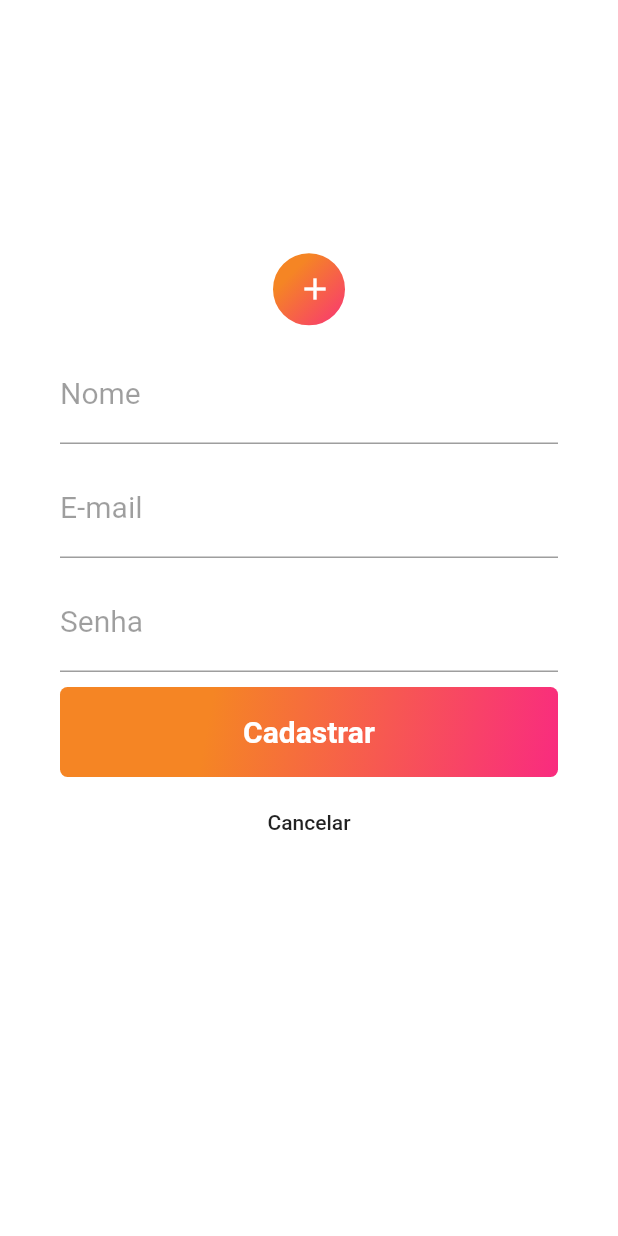
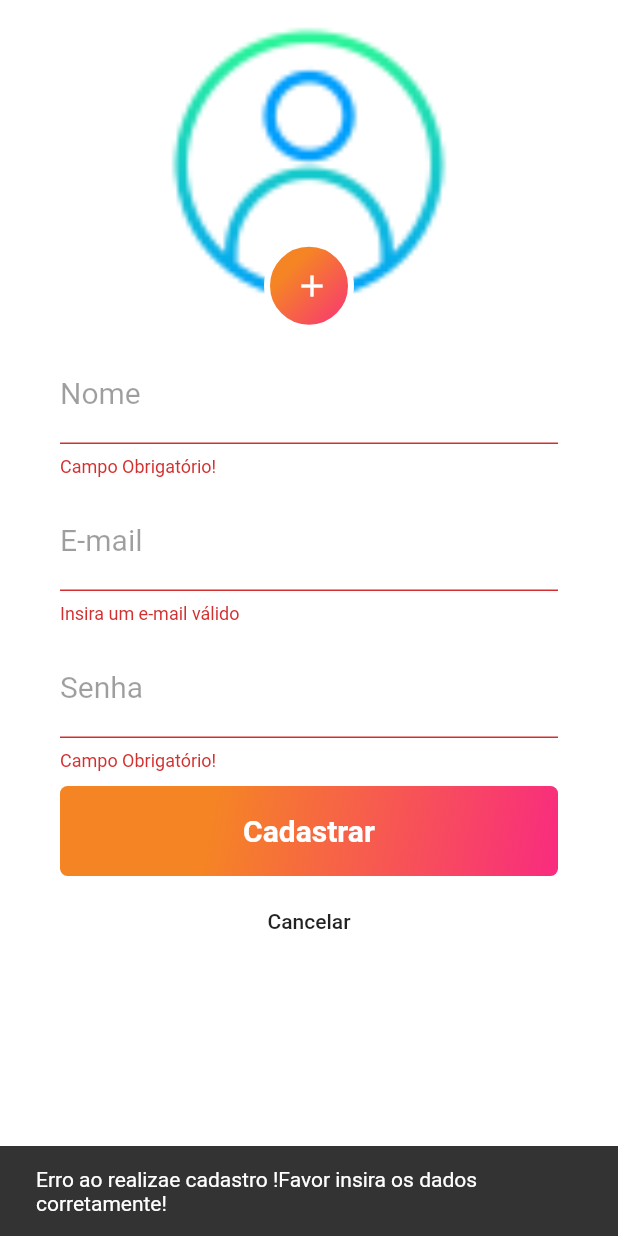
Before and after one commit to VanillaIB/Mobile, a Flutter app: the SignupPage screen opened directly, after a tap on "Cadastrar", on a phone screen of 412 x 824 dp. Run offline on Flutter 3.47's test engine with Material 2 defaults, Android fonts, the phone set to English and light mode, and no system bars.

Commit message:
Validação cadastro OK!
Validação cadastro OK!

```diff
--- a/lib/Pages/LoginPage.dart
+++ b/lib/Pages/LoginPage.dart
@@ -123,9 +123,9 @@ class LoginPage extends StatelessWidget {
                       ),
                       Container(
                         child: SizedBox(
-                          //child: Image.asset("assets/loginicon.png"),
-                          height: 28,
-                          width: 28,
+                          child: Image.asset("assets/loginicon.png"),
+                          height: 40,
+                          width: 40,
                         ),
                       )
                     ],
@@ -182,7 +182,7 @@ class LoginPage extends StatelessWidget {
                       ),
                       Container(
                         child: SizedBox(
-                          //child: Image.asset("assets/fb-icon.png"),
+                          child: Image.asset("assets/fb-icon.png"),
                           height: 28,
                           width: 28,
                         ),
--- a/lib/Pages/signup.page.dart
+++ b/lib/Pages/signup.page.dart
@@ -1,6 +1,12 @@
 import 'package:flutter/material.dart';
 
 class SignupPage extends StatelessWidget {
+  final formkey = GlobalKey<FormState>();
+
+  final _nome = TextEditingController();
+  final _email = TextEditingController();
+  final _senha = TextEditingController();
+
   @override
   Widget build(BuildContext context) {
     return Scaffold(
@@ -14,14 +20,16 @@ class SignupPage extends StatelessWidget {
               height: 200,
               alignment: Alignment(0.0, 1.15),
               decoration: new BoxDecoration(
-                  //image: new DecorationImage(
-                  // image: AssetImage("assets/profile-picture.png"),
-                  //fit: BoxFit.fitHeight,
-                  // ),
+                image: new DecorationImage(
+                  image: AssetImage(
+                    "assets/profile-picture.png",
+                  ),
+                  fit: BoxFit.fitHeight,
+                ),
               ),
               child: Container(
-                height: 56,
-                width: 56,
+                height: 60,
+                width: 60,
                 alignment: Alignment.center,
                 decoration: BoxDecoration(
                   gradient: LinearGradient(
@@ -55,8 +63,13 @@ class SignupPage extends StatelessWidget {
             SizedBox(
               height: 20,
             ),
+            Form(
+                key: formkey,
+                child: Column(
+                  children: [
                     TextFormField(
                         // autofocus: true,
+                        controller: _nome,
                         keyboardType: TextInputType.text,
                         decoration: InputDecoration(
                           labelText: "Nome",
@@ -69,12 +82,19 @@ class SignupPage extends StatelessWidget {
                         style: TextStyle(
                           fontSize: 20,
                         ),
-            ),
+                        validator: (String? value) {
+                          if (value == null || value.isEmpty) {
+                            return "Campo Obrigatório!";
+                          } else {
+                            return null;
+                          }
+                        }),
                     SizedBox(
                       height: 10,
                     ),
                     TextFormField(
                         // autofocus: true,
+                        controller: _email,
                         keyboardType: TextInputType.emailAddress,
                         decoration: InputDecoration(
                           labelText: "E-mail",
@@ -87,12 +107,24 @@ class SignupPage extends StatelessWidget {
                         style: TextStyle(
                           fontSize: 20,
                         ),
-            ),
+                        validator: (String? value) {
+                          if (value == null || value.isEmpty) {
+                            return "Insira um e-mail válido";
+                          }
+                          if (!RegExp(
+                                  r"^[a-zA-Z0-9.a-zA-Z0-9.!#$%&'*+-/=?^_`{|}~]+@[a-zA-Z0-9]+\.[a-zA-Z]+")
+                              .hasMatch(value)) {
+                            return "Insira um e-mail válido";
+                          } else {
+                            return null;
+                          }
+                        }),
                     SizedBox(
                       height: 10,
                     ),
                     TextFormField(
                         // autofocus: true,
+                        controller: _senha,
                         keyboardType: TextInputType.text,
                         obscureText: true,
                         decoration: InputDecoration(
@@ -104,7 +136,15 @@ class SignupPage extends StatelessWidget {
                           ),
                         ),
                         style: TextStyle(fontSize: 20),
-            ),
+                        validator: (String? value) {
+                          if (value == null || value.isEmpty) {
+                            return "Campo Obrigatório!";
+                          } else {
+                            return null;
+                          }
+                        }),
+                  ],
+                )),
             SizedBox(
               height: 10,
             ),
@@ -136,7 +176,17 @@ class SignupPage extends StatelessWidget {
                     ),
                     textAlign: TextAlign.center,
                   ),
-                  onPressed: () {},
+                  onPressed: () {
+                    if (formkey.currentState?.validate() == true) {
+                      ScaffoldMessenger.of(context).showSnackBar(
+                          SnackBar(content: Text('Cadastrado com Sucesso!')));
+                      Navigator.pop(context);
+                    } else {
+                      ScaffoldMessenger.of(context).showSnackBar(SnackBar(
+                          content: Text(
+                              'Erro ao realizae cadastro !Favor insira os dados corretamente!')));
+                    }
+                  },
                 ),
               ),
             ),
```
Lines whose indentation alone changed are shown as unchanged.
